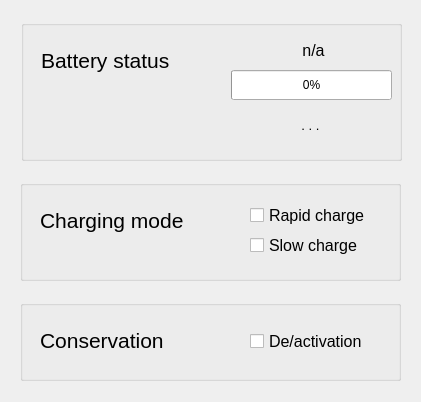
First picture: the form in dev/ui_main.ui, repository CuriousGecko/electric-ray, before the edit.
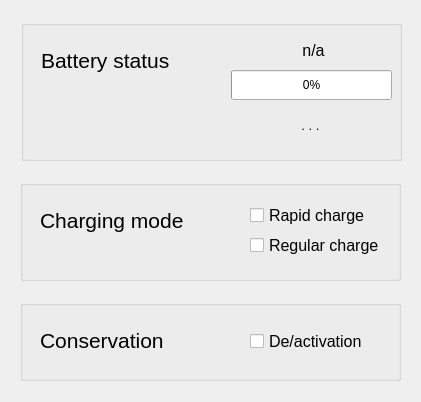
Second picture: the form after the edit. Icons and pictures are not drawn.

```diff
--- a/dev/ui_main.ui
+++ b/dev/ui_main.ui
@@ -66,7 +66,7 @@
       </font>
      </property>
      <property name="text">
-      <string>Slow charge</string>
+      <string>Regular charge</string>
      </property>
     </widget>
     <widget class="QLabel" name="label_ch_mode">
```
Left out of the diff: 6 changed lines with no effect on the pictures.
